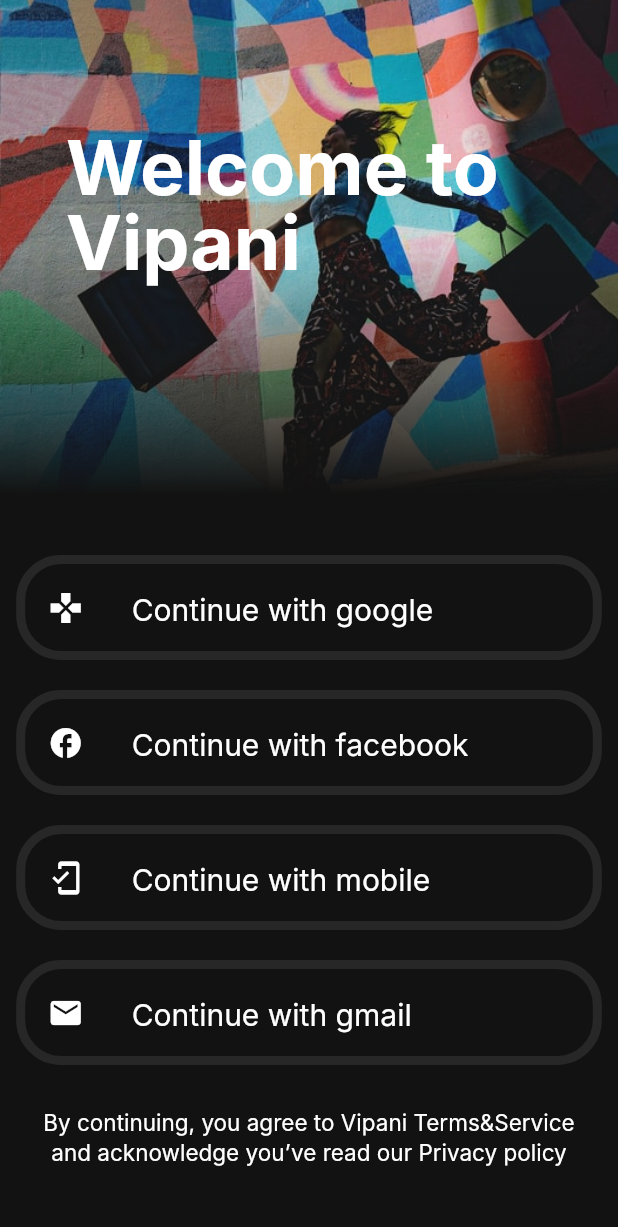
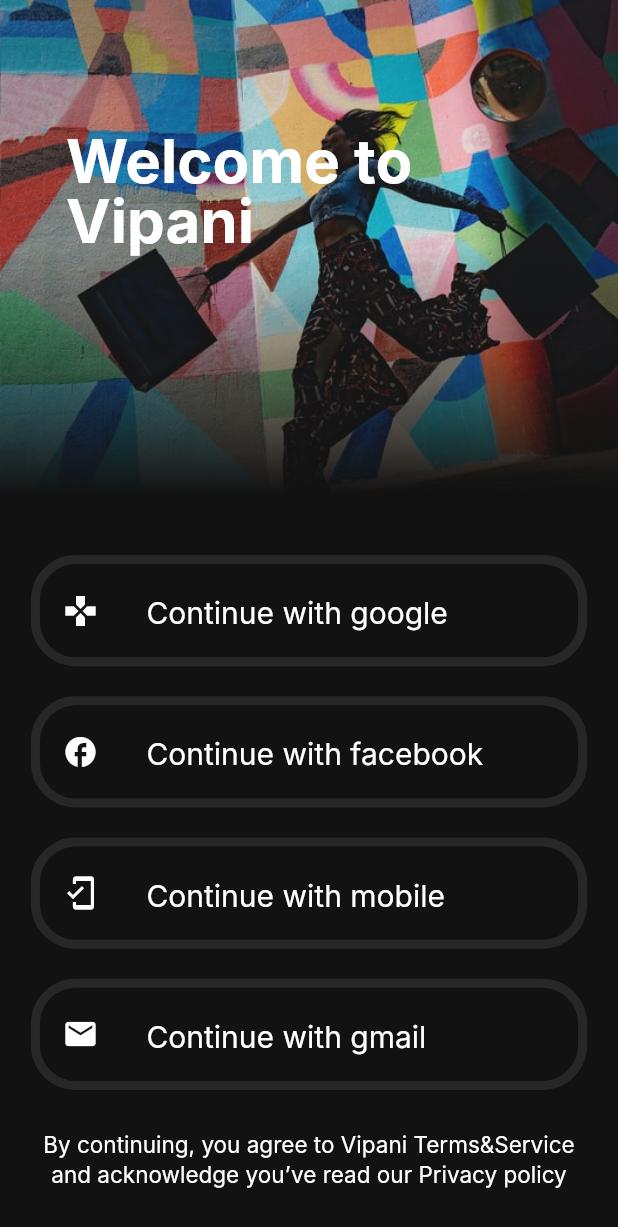
Before and after one commit to kritikagupta0007/Vipani, a Flutter app: the screen it shows after launch, after a tap on "Already Registered User", on a phone screen of 412 x 824 dp. Shown: the top 1227 px of the screen. Run offline on Flutter 3.47's test engine with Material 2 defaults, Android fonts, the phone set to English and light mode, and no system bars; our stand-ins replace pin_code_text_field; Roboto replaces fonts that are missing (Inter).

Commit message:
Update font size

```diff
--- a/lib/features/presentation/pages/flow.dart
+++ b/lib/features/presentation/pages/flow.dart
@@ -60,6 +60,7 @@ class _FlowPageState extends State<FlowPage> {
               style: TextStyle(
                   color: Color.fromRGBO(255, 255, 255, 1),
                   fontFamily: 'Inter',
+                  fontWeight: FontWeight.bold,
                   fontSize: 18,
                   height: 2.5),
             ),
@@ -71,8 +72,8 @@ class _FlowPageState extends State<FlowPage> {
                     begin: Alignment(0.5, -0.5),
                     end: Alignment(0.5, 0.5),
                     colors: [
-                      Color.fromRGBO(255, 75, 43, 1),
-                      Color.fromRGBO(255, 65, 108, 1)
+                      Color.fromRGBO(255, 75, 43, 1).withOpacity(0.8),
+                      Color.fromRGBO(255, 65, 108, 1).withOpacity(0.8)
                     ]))),
       ),
     );
@@ -84,9 +85,11 @@ class _FlowPageState extends State<FlowPage> {
       child: Container(
           width: 320,
           height: 64,
+
           decoration: BoxDecoration(
             border: Border.all(
               color: Color.fromRGBO(255, 75, 43, 1),
+              width: 4,
             ),
             borderRadius: BorderRadius.all(
               Radius.circular(10),
--- a/lib/features/presentation/pages/landing.dart
+++ b/lib/features/presentation/pages/landing.dart
@@ -32,8 +32,8 @@ class _LandingPageState extends State<LandingPage> {
                 )),
           ),
           Container(
-              width: 450,
-              height: 880,
+              width: MediaQuery.of(context).size.width * 1,
+              height: MediaQuery.of(context).size.height * 1,
               decoration: BoxDecoration(
                 gradient: LinearGradient(
                     begin: Alignment.topCenter,
@@ -50,12 +50,12 @@ class _LandingPageState extends State<LandingPage> {
           Padding(
             padding: const EdgeInsets.fromLTRB(44, 90, 0.8, 0),
             child: Text(
-              'Welcome to Vipani',
+              'Welcome to        Vipani',
               textAlign: TextAlign.left,
               style: TextStyle(
                   color: Color.fromRGBO(255, 255, 255, 1),
                   fontFamily: 'Inter',
-                  fontSize: 50,
+                  fontSize: 40,
                   letterSpacing: 0,
                   fontWeight: FontWeight.bold,
                   height: 1),
@@ -91,7 +91,7 @@ class _LandingPageState extends State<LandingPage> {
 
   Widget _bottomText() {
     return Padding(
-      padding: EdgeInsets.all(18),
+      padding: EdgeInsets.all(16),
       child: Container(
         child: Text(
           'By continuing, you agree to Vipani Terms&Service and acknowledge you’ve read our Privacy policy',
@@ -121,8 +121,8 @@ class EnterButton extends StatelessWidget {
       child: InkWell(
         onTap: onTap,
         child: Container(
-            width: 400,
-            height: 70,
+            width: MediaQuery.of(context).size.width * 0.9,
+            height: MediaQuery.of(context).size.height * 0.09,
             decoration: BoxDecoration(
               borderRadius: BorderRadius.all(
                 Radius.circular(30),
--- a/lib/features/presentation/widgets/textfield.dart
+++ b/lib/features/presentation/widgets/textfield.dart
@@ -107,6 +107,10 @@ class CountryWidget extends StatelessWidget {
             child: TextField(
               decoration: InputDecoration(
                 hintText: "Enter Conuntry",
+                hintStyle: TextStyle(
+                  fontSize: 18,
+                  fontWeight: FontWeight.bold,
+                ),
                 border: InputBorder.none,
               ),
             ),
@@ -133,7 +137,12 @@ class MobileNumberWidget extends StatelessWidget {
             child: TextField(
               decoration: InputDecoration(
                 hintText: "Mobile Number",
+                hintStyle: TextStyle(
+                  fontSize: 18,
+                  fontWeight: FontWeight.bold,
+                ),
                 border: InputBorder.none,
+                suffixIcon: Icon(Icons.password_outlined),
               ),
               keyboardType: TextInputType.number,
             ),
```
